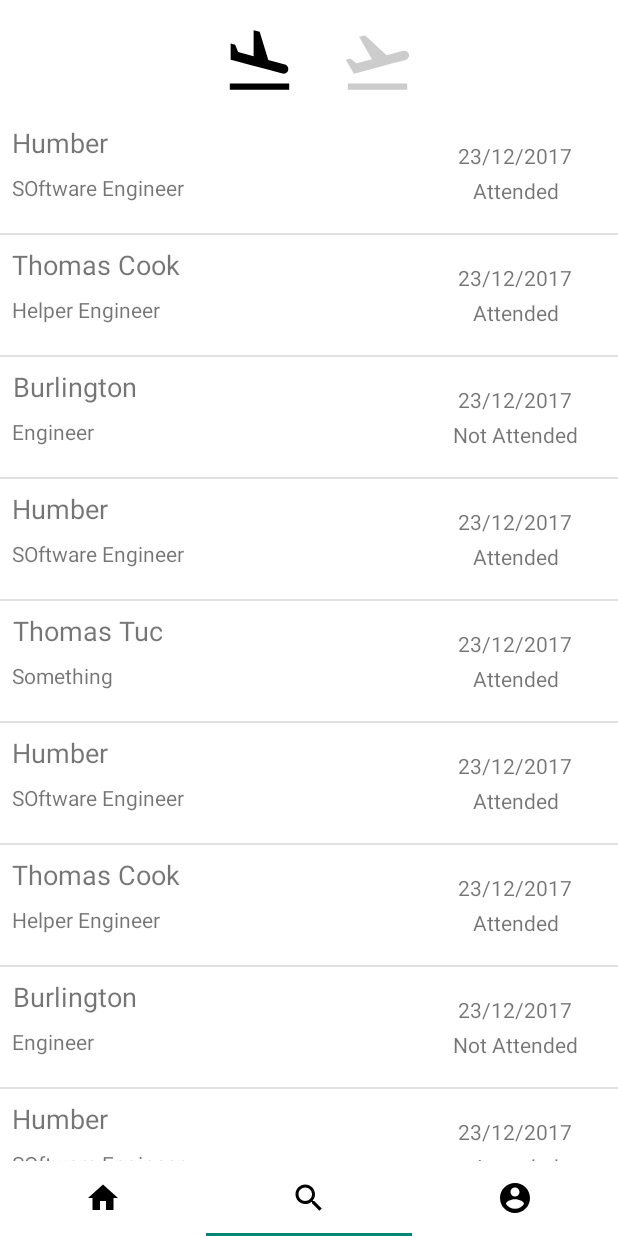
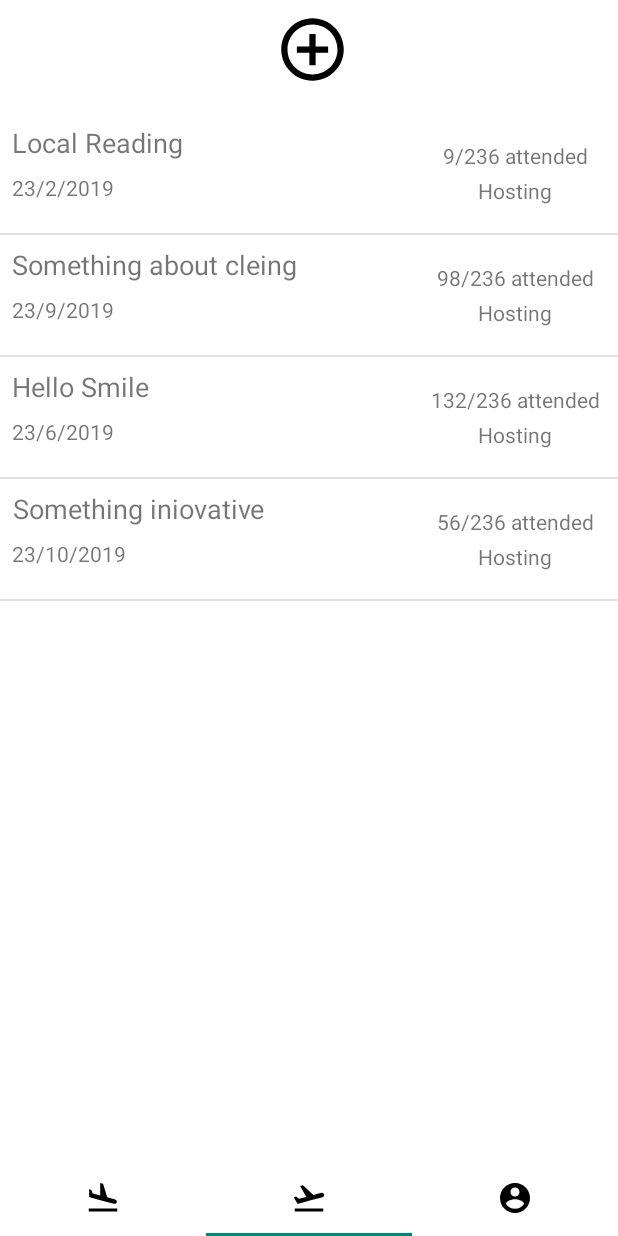
Before and after one commit to ahmedk2/VolunteerHub, an Android app: the screen it shows after launch (MainActivity), on a phone screen of 412 x 824 dp. Run offline under Robolectric (Android 15) with nearby library versions, the phone set to English and light mode, and no system bars; 1 statement that could not run was skipped.

Commit message:
future events made for company

```diff
--- a/app/src/main/java/adjktp/volunteerhub/Adapters/FragmentAdapter.java
+++ b/app/src/main/java/adjktp/volunteerhub/Adapters/FragmentAdapter.java
@@ -6,6 +6,7 @@ import android.support.v4.app.FragmentManager;
 import android.support.v4.app.FragmentPagerAdapter;
 
 import adjktp.volunteerhub.Fragments.LeftFragment;
+import adjktp.volunteerhub.Fragments.MiddleFragment;
 
 
 public class FragmentAdapter extends FragmentPagerAdapter {
@@ -20,7 +21,7 @@ public class FragmentAdapter extends FragmentPagerAdapter {
         if (position == 0) {
             return new LeftFragment();
         } else if (position == 1) {
-            return new LeftFragment();
+            return new MiddleFragment();
 
         } else {
             return new LeftFragment();
--- a/app/src/main/java/adjktp/volunteerhub/Adapters/VolunteerOpportunityAdapter.java
+++ b/app/src/main/java/adjktp/volunteerhub/Adapters/VolunteerOpportunityAdapter.java
@@ -10,9 +10,11 @@ import android.widget.ArrayAdapter;
 import android.widget.TextView;
 
 import java.util.ArrayList;
+import java.util.Random;
 
 import adjktp.volunteerhub.CustomObjectClasses.VolunteerOpportunity;
 import adjktp.volunteerhub.R;
+import adjktp.volunteerhub.SQLiteFiles.DatabaseHelper;
 
 import static android.content.Context.LAYOUT_INFLATER_SERVICE;
 
@@ -32,16 +34,40 @@ public class VolunteerOpportunityAdapter extends ArrayAdapter {
             convertView = LayoutInflater.from(getContext()).inflate(R.layout.list_item_volunteer_opportunity, parent, false);
         }
 
+        DatabaseHelper dbHelper = new DatabaseHelper(getContext());
+        if (dbHelper.getValue("userIsVolunteer") == "1") {
+            // set ui for volunteer
             // set ui elements
             ((TextView) convertView.findViewById(R.id.tvBigLeft)).setText(currentOpportunity.getCompanyName());
-        ((TextView) convertView.findViewById(R.id.tvSmallLeft)).setText(currentOpportunity.getmPosition());
+            ((TextView) convertView.findViewById(R.id.tvSmallLeft)).setText(currentOpportunity.getPosition());
             ((TextView) convertView.findViewById(R.id.tvSmallRightTop)).setText(currentOpportunity.getDate());
-        if (currentOpportunity.getAttended()) {
+            if (currentOpportunity.getAttended() == 1) {
                 ((TextView) convertView.findViewById(R.id.tvSmallRightBottom)).setText("Attended");
+            } else if (currentOpportunity.getAttended() == 0) {
+                ((TextView) convertView.findViewById(R.id.tvSmallRightBottom)).setText("Attending");
             } else {
                 ((TextView) convertView.findViewById(R.id.tvSmallRightBottom)).setText("Not Attended");
+            }
+
+        }else {
+            // set ui for company
+            // TODO: remove for prod
+            Random random = new Random();
+            ((TextView) convertView.findViewById(R.id.tvBigLeft)).setText(currentOpportunity.getEventName());
+            ((TextView) convertView.findViewById(R.id.tvSmallLeft)).setText(currentOpportunity.getDate());
+            ((TextView) convertView.findViewById(R.id.tvSmallRightTop)).setText(currentOpportunity.getNumberOfattendees() + "/"+ random.nextInt(500) + " attended");
+            if (currentOpportunity.getAttended() == 1) {
+                ((TextView) convertView.findViewById(R.id.tvSmallRightBottom)).setText("Hosted");
+            } else if (currentOpportunity.getAttended() == 0) {
+                ((TextView) convertView.findViewById(R.id.tvSmallRightBottom)).setText("Hosting");
+            } else {
+                ((TextView) convertView.findViewById(R.id.tvSmallRightBottom)).setText("Not Hosted");
 
             }
+
+        }
+
+
 
         return convertView;
     }
--- a/app/src/main/java/adjktp/volunteerhub/CustomObjectClasses/VolunteerOpportunity.java
+++ b/app/src/main/java/adjktp/volunteerhub/CustomObjectClasses/VolunteerOpportunity.java
@@ -2,13 +2,21 @@ package adjktp.volunteerhub.CustomObjectClasses;
 
 public class VolunteerOpportunity {
 
-    private String mPosition, mCompanyName, mLocation, mJobDescription, mDate;
+    private String mEventName, mPosition, mCompanyName, mLocation, mJobDescription, mDate;
     private double mDuration;
-    private boolean mAttended;
+    private int mAttended, mNumberOfAttendees;
+
+    /**
+     * date = dd/mm/yyyy
+     * location = 2323 some str, city, on, ca
+     * duration: x hours
+     * attended => -1: did not attend/event cancelled, 0: attending/hosting, 1: attended/hosted
+     */
 
     public VolunteerOpportunity() { }
 
-    public VolunteerOpportunity(String position, double duration, String date,String companyName, String location, String jobDescription, boolean attended) {
+    public VolunteerOpportunity(String eventName, String position, double duration, String date,String companyName, String location, String jobDescription, int attended, int numberOfAttendees) {
+        mEventName = eventName;
         mPosition = position;
         mDuration = duration;
         mDate = date;
@@ -16,17 +24,26 @@ public class VolunteerOpportunity {
         mLocation = location;
         mJobDescription = jobDescription;
         mAttended = attended;
+        mNumberOfAttendees = numberOfAttendees;
     }
 
     // TODO: remove after testing
-    public VolunteerOpportunity(String companyName, String position , String date, boolean attended) {
+    public VolunteerOpportunity(String companyName, String position , String date, int attended) {
         mCompanyName = companyName;
         mPosition = position;
         mDate = date;
         mAttended = attended;
     }
 
-    public String getmPosition() {
+    // TODO: remove after testing
+    public VolunteerOpportunity(String eventName, String date , int hosted, int numberOfAttendees) {
+        mEventName = eventName;
+        mDate = date;
+        mAttended = hosted;
+        mNumberOfAttendees = numberOfAttendees;
+    }
+
+    public String getPosition() {
         return mPosition;
     }
 
@@ -74,11 +91,27 @@ public class VolunteerOpportunity {
         this.mDuration = mDuration;
     }
 
-    public boolean getAttended() {
+    public int getAttended() {
         return mAttended;
     }
 
-    public void setAttended(boolean mAttended) {
+    public void setAttended(int mAttended) {
         this.mAttended = mAttended;
     }
+
+    public void setEventName(String eventName) {
+        mEventName = eventName;
+    }
+
+    public String getEventName() {
+        return mEventName;
+    }
+
+    public void setNumberOfAttendees(int numberOfAttendees) {
+        mNumberOfAttendees = numberOfAttendees;
+    }
+
+    public int getNumberOfattendees() {
+        return mNumberOfAttendees;
+    }
 }
--- a/app/src/main/java/adjktp/volunteerhub/Fragments/LeftFragment.java
+++ b/app/src/main/java/adjktp/volunteerhub/Fragments/LeftFragment.java
@@ -9,10 +9,12 @@ import android.widget.ImageView;
 import android.widget.ListView;
 
 import java.util.ArrayList;
+import java.util.List;
 
 import adjktp.volunteerhub.Adapters.VolunteerOpportunityAdapter;
 import adjktp.volunteerhub.CustomObjectClasses.VolunteerOpportunity;
 import adjktp.volunteerhub.R;
+import adjktp.volunteerhub.SQLiteFiles.DatabaseHelper;
 
 public class LeftFragment extends Fragment {
 
@@ -30,17 +32,25 @@ public class LeftFragment extends Fragment {
         // Inflate the layout for this fragment
         rootView = inflater.inflate(R.layout.fragment_left, container, false);
 
+        // find ouot user type
+        DatabaseHelper dbHelper = new DatabaseHelper(getContext());
+        if (dbHelper.getValue("userIsVolunteer") == "1") {
+            // make ui for volunteer
+            //createUIForVolunteer()
+            startListenersForVolunteer();
 
+        }else {
+            // make ui for company
+            createUIForCompany();
 
+        }
 
-
-        startListeners();
         rootView.findViewById(R.id.btnPastEvents).callOnClick();
 
         return rootView;
     }
 
-    private void startListeners() {
+    private void startListenersForVolunteer() {
         // show past events
         rootView.findViewById(R.id.btnPastEvents).setOnClickListener(new View.OnClickListener() {
             @Override
@@ -52,26 +62,26 @@ public class LeftFragment extends Fragment {
 
                 // TODO: remove after testing
                 ArrayList<VolunteerOpportunity> opportunities = new ArrayList<>();
-                opportunities.add(new VolunteerOpportunity("Humber", "SOftware Engineer", "23/12/2017", true));
-                opportunities.add(new VolunteerOpportunity("Thomas Cook", "Helper Engineer", "23/12/2017", true));
-                opportunities.add(new VolunteerOpportunity("Burlington", "Engineer", "23/12/2017", false));
-                opportunities.add(new VolunteerOpportunity("Humber", "SOftware Engineer", "23/12/2017", true));
-                opportunities.add(new VolunteerOpportunity("Thomas Tuc", "Something ", "23/12/2017", true));
-                opportunities.add(new VolunteerOpportunity("Humber", "SOftware Engineer", "23/12/2017", true));
-                opportunities.add(new VolunteerOpportunity("Thomas Cook", "Helper Engineer", "23/12/2017", true));
-                opportunities.add(new VolunteerOpportunity("Burlington", "Engineer", "23/12/2017", false));
-                opportunities.add(new VolunteerOpportunity("Humber", "SOftware Engineer", "23/12/2017", true));
-                opportunities.add(new VolunteerOpportunity("Thomas Tuc", "Something ", "23/12/2017", true));
-                opportunities.add(new VolunteerOpportunity("Humber", "SOftware Engineer", "23/12/2017", true));
-                opportunities.add(new VolunteerOpportunity("Thomas Cook", "Helper Engineer", "23/12/2017", true));
-                opportunities.add(new VolunteerOpportunity("Burlington", "Engineer", "23/12/2017", false));
-                opportunities.add(new VolunteerOpportunity("Humber", "SOftware Engineer", "23/12/2017", true));
-                opportunities.add(new VolunteerOpportunity("Thomas Tuc", "Something ", "23/12/2017", true));
-                opportunities.add(new VolunteerOpportunity("Humber", "SOftware Engineer", "23/12/2017", true));
-                opportunities.add(new VolunteerOpportunity("Thomas Cook", "Helper Engineer", "23/12/2017", true));
-                opportunities.add(new VolunteerOpportunity("Burlington", "Engineer", "23/12/2017", false));
-                opportunities.add(new VolunteerOpportunity("Humber", "SOftware Engineer", "23/12/2017", true));
-                opportunities.add(new VolunteerOpportunity("Thomas Tuc", "Something ", "23/12/2017", true));
+                opportunities.add(new VolunteerOpportunity("Humber", "SOftware Engineer", "23/12/2017", 1));
+                opportunities.add(new VolunteerOpportunity("Thomas Cook", "Helper Engineer", "23/12/2017", 1));
+                opportunities.add(new VolunteerOpportunity("Burlington", "Engineer", "23/12/2017", 1));
+                opportunities.add(new VolunteerOpportunity("Humber", "SOftware Engineer", "23/12/2017", 0));
+                opportunities.add(new VolunteerOpportunity("Thomas Tuc", "Something ", "23/12/2017", 1));
+                opportunities.add(new VolunteerOpportunity("Humber", "SOftware Engineer", "23/12/2017", 0));
+                opportunities.add(new VolunteerOpportunity("Thomas Cook", "Helper Engineer", "23/12/2017", 1));
+                opportunities.add(new VolunteerOpportunity("Burlington", "Engineer", "23/12/2017", 1));
+                opportunities.add(new VolunteerOpportunity("Humber", "SOftware Engineer", "23/12/2017", 1));
+                opportunities.add(new VolunteerOpportunity("Thomas Tuc", "Something ", "23/12/2017", 1));
+                opportunities.add(new VolunteerOpportunity("Humber", "SOftware Engineer", "23/12/2017", 1));
+                opportunities.add(new VolunteerOpportunity("Thomas Cook", "Helper Engineer", "23/12/2017", 1));
+                opportunities.add(new VolunteerOpportunity("Burlington", "Engineer", "23/12/2017", 1));
+                opportunities.add(new VolunteerOpportunity("Humber", "SOftware Engineer", "23/12/2017", 1));
+                opportunities.add(new VolunteerOpportunity("Thomas Tuc", "Something ", "23/12/2017", 1));
+                opportunities.add(new VolunteerOpportunity("Humber", "SOftware Engineer", "23/12/2017", 0));
+                opportunities.add(new VolunteerOpportunity("Thomas Cook", "Helper Engineer", "23/12/2017", 0));
+                opportunities.add(new VolunteerOpportunity("Burlington", "Engineer", "23/12/2017", 0));
+                opportunities.add(new VolunteerOpportunity("Humber", "SOftware Engineer", "23/12/2017", 1));
+                opportunities.add(new VolunteerOpportunity("Thomas Tuc", "Something ", "23/12/2017", 0));
 
                 VolunteerOpportunityAdapter volunteerOpportunityAdapter = new VolunteerOpportunityAdapter(getContext(), opportunities);
 
@@ -91,10 +101,10 @@ public class LeftFragment extends Fragment {
 
                 // TODO: remove after testing
                 ArrayList<VolunteerOpportunity> opportunities = new ArrayList<>();
-                opportunities.add(new VolunteerOpportunity("Thomas Cook", "Helper Engineer", "23/12/2017", true));
-                opportunities.add(new VolunteerOpportunity("Burlington", "Engineer", "23/12/2017", false));
-                opportunities.add(new VolunteerOpportunity("Humber", "SOftware Engineer", "23/12/2017", true));
-                opportunities.add(new VolunteerOpportunity("Thomas Tuc", "Something ", "23/12/2017", true));
+                opportunities.add(new VolunteerOpportunity("Thomas Cook", "Helper Engineer", "23/12/2017", 0));
+                opportunities.add(new VolunteerOpportunity("Burlington", "Engineer", "23/12/2017", 0));
+                opportunities.add(new VolunteerOpportunity("Humber", "SOftware Engineer", "23/12/2017", 0));
+                opportunities.add(new VolunteerOpportunity("Thomas Tuc", "Something ", "23/12/2017", 0));
 
                 VolunteerOpportunityAdapter volunteerOpportunityAdapter = new VolunteerOpportunityAdapter(getContext(), opportunities);
                 lvPastOpportunities.setAdapter(volunteerOpportunityAdapter);
@@ -102,5 +112,21 @@ public class LeftFragment extends Fragment {
         });
     }
 
+    private void createUIForCompany() {
+        ArrayList<VolunteerOpportunity> opportunities = new ArrayList<>();
+        opportunities.add(new VolunteerOpportunity("Lg", "23/6/2019", 1, 132));
+        opportunities.add(new VolunteerOpportunity("Local Reading", "23/2/2019", 1, 9));
+        opportunities.add(new VolunteerOpportunity("Act", "23/9/2019", -1, 98));
+        opportunities.add(new VolunteerOpportunity("Local Reading", "23/2/2019", -1, 9));
+        opportunities.add(new VolunteerOpportunity("Act", "23/9/2019", 1, 98));
+        opportunities.add(new VolunteerOpportunity("Lg", "23/6/2019", 1, 132));
+        opportunities.add(new VolunteerOpportunity("Something iniovative", "23/10/2019", -1, 56));
+
+
+        ListView employerPastEvents = rootView.findViewById(R.id.lvPastOpportunitiesList);
+        VolunteerOpportunityAdapter adapter = new VolunteerOpportunityAdapter(getContext(), opportunities);
+        employerPastEvents.setAdapter(adapter);
+    }
+
 
 }
--- /dev/null
+++ b/app/src/main/java/adjktp/volunteerhub/Fragments/MiddleFragment.java
@@ -0,0 +1,59 @@
+package adjktp.volunteerhub.Fragments;
+
+import android.content.Context;
+import android.net.Uri;
+import android.os.Bundle;
+import android.support.annotation.Nullable;
+import android.support.v4.app.Fragment;
+import android.view.LayoutInflater;
+import android.view.View;
+import android.view.ViewGroup;
+import android.widget.ListView;
+
+import java.util.ArrayList;
+
+import adjktp.volunteerhub.Adapters.VolunteerOpportunityAdapter;
+import adjktp.volunteerhub.CustomObjectClasses.VolunteerOpportunity;
+import adjktp.volunteerhub.R;
+import adjktp.volunteerhub.SQLiteFiles.DatabaseHelper;
+
+public class MiddleFragment extends Fragment {
+
+    // widgets
+    private View rootView;
+
+    public MiddleFragment() {
+        // Required empty public constructor
+    }
+
+    @Nullable
+    @Override
+    public View onCreateView(LayoutInflater inflater, @Nullable ViewGroup container, @Nullable Bundle savedInstanceState) {
+        rootView = LayoutInflater.from(getContext()).inflate(R.layout.fragment_left, container, false);
+
+        DatabaseHelper dbHelper = new DatabaseHelper(getContext());
+        if (dbHelper.getValue("userIsVolunteer") == "1") {
+            // design ui for volunteer
+
+
+        } else {
+            // design ui for company: pull in future events
+            createUIForCompany();
+        }
+
+        return rootView;
+    }
+
+    private void createUIForCompany() {
+        ArrayList<VolunteerOpportunity> opportunities = new ArrayList<>();
+        opportunities.add(new VolunteerOpportunity("Local Reading", "23/2/2019", 0, 9));
+        opportunities.add(new VolunteerOpportunity("Something about cleing", "23/9/2019", 0, 98));
+        opportunities.add(new VolunteerOpportunity("Hello Smile", "23/6/2019", 0, 132));
+        opportunities.add(new VolunteerOpportunity("Something iniovative", "23/10/2019", 0, 56));
+
+
+        ListView employerPastEvents = rootView.findViewById(R.id.lvPastOpportunitiesList);
+        VolunteerOpportunityAdapter adapter = new VolunteerOpportunityAdapter(getContext(), opportunities);
+        employerPastEvents.setAdapter(adapter);
+    }
+}
--- a/app/src/main/java/adjktp/volunteerhub/MainActivity.java
+++ b/app/src/main/java/adjktp/volunteerhub/MainActivity.java
@@ -1,16 +1,13 @@
 package adjktp.volunteerhub;
 
-import android.database.sqlite.SQLiteConstraintException;
 import android.support.design.widget.TabLayout;
 import android.support.v4.view.ViewPager;
 import android.support.v7.app.AppCompatActivity;
 import android.os.Bundle;
-import android.util.Log;
 import android.view.WindowManager;
 
 import adjktp.volunteerhub.Adapters.FragmentAdapter;
 import adjktp.volunteerhub.SQLiteFiles.DatabaseHelper;
-import adjktp.volunteerhub.SQLiteFiles.LocalStorageDB;
 
 public class MainActivity extends AppCompatActivity {
 
@@ -38,9 +35,8 @@ public class MainActivity extends AppCompatActivity {
 
         mTabLayout = findViewById(R.id.nav_bar);
         mTabLayout.setupWithViewPager(mViewPager);
-        mTabLayout.getTabAt(0).setIcon(getDrawable(R.drawable.ic_home_black_24dp));
-        mTabLayout.getTabAt(1).setIcon(getDrawable(R.drawable.ic_search_black_24dp));
-        mTabLayout.getTabAt(2).setIcon(getDrawable(R.drawable.ic_account_circle_black_24dp));
+        setTabLayoutBasedOnTypeUser();
+
         mTabLayout.addOnTabSelectedListener(new TabLayout.OnTabSelectedListener() {
             @Override
             public void onTabSelected(TabLayout.Tab tab) {
@@ -71,21 +67,35 @@ public class MainActivity extends AppCompatActivity {
         });
         mViewPager.setCurrentItem(1);
 
-        DatabaseHelper dbhelper = new DatabaseHelper(this);
-        long id = dbhelper.insertValue("userIsVolunteer", "1");
-        if (id <= 0) {
-            Log.e("sdsd", " INSERTION FAIL");
-        } else {
-            Log.e("sdsd", " INSERTION SUCCESS");
+//        DatabaseHelper dbhelper = new DatabaseHelper(this);
+//        long id = dbhelper.insertValue("userIsVolunteer", "1");
+//        if (id <= 0) {
+//            Log.e("sdsd", " INSERTION FAIL");
+//        } else {
+//            Log.e("sdsd", " INSERTION SUCCESS");
+//        }
+//
+//        Log.e("should be 1", ""+dbhelper.getValue("userIsVolunteer"));
+//        dbhelper.updateValue("userIsVolunteer", "0");
+//        Log.e("should be 0", ""+dbhelper.getValue("userIsVolunteer"));
+
+    }
+
+    private void setTabLayoutBasedOnTypeUser() {
+        DatabaseHelper dbHelper = new DatabaseHelper(this);
+        if (dbHelper.getValue("userIsVolunteer") == "1") {
+            // set up volunteer account
+            mTabLayout.getTabAt(0).setIcon(getDrawable(R.drawable.ic_home_black_24dp));
+            mTabLayout.getTabAt(1).setIcon(getDrawable(R.drawable.ic_search_black_24dp));
+            mTabLayout.getTabAt(2).setIcon(getDrawable(R.drawable.ic_account_circle_black_24dp));
+        }else {
+            mTabLayout.getTabAt(0).setIcon(getDrawable(R.drawable.ic_past_events_black_24dp));
+            mTabLayout.getTabAt(1).setIcon(getDrawable(R.drawable.ic_future_events_black_24dp));
+            mTabLayout.getTabAt(2).setIcon(getDrawable(R.drawable.ic_account_circle_black_24dp));
         }
-
-        Log.e("should be 1", ""+dbhelper.getValue("userIsVolunteer"));
-        dbhelper.updateValue("userIsVolunteer", "0");
-        Log.e("should be 0", ""+dbhelper.getValue("userIsVolunteer"));
 
     }
 
 
 
-
 }
--- /dev/null
+++ b/app/src/main/res/drawable/ic_add_circle_outline_black_24dp.xml
@@ -0,0 +1,4 @@
+<vector android:height="50dp" android:viewportHeight="24.0"
+    android:viewportWidth="24.0" android:width="50dp" xmlns:android="http://schemas.android.com/apk/res/android">
+    <path android:fillColor="#FF000000" android:pathData="M13,7h-2v4L7,11v2h4v4h2v-4h4v-2h-4L13,7zM12,2C6.48,2 2,6.48 2,12s4.48,10 10,10 10,-4.48 10,-10S17.52,2 12,2zM12,20c-4.41,0 -8,-3.59 -8,-8s3.59,-8 8,-8 8,3.59 8,8 -3.59,8 -8,8z"/>
+</vector>
--- a/app/src/main/res/layout/fragment_left.xml
+++ b/app/src/main/res/layout/fragment_left.xml
@@ -17,14 +17,23 @@
             android:layout_margin="8dp"
             android:layout_width="75dp"
             android:layout_height="50dp"
-            android:src="@drawable/ic_past_events_black_24dp"/>
+            android:src="@drawable/ic_past_events_black_24dp"
+            android:visibility="invisible"/>
+
+        <ImageView
+            android:layout_width="75dp"
+            android:layout_height="50dp"
+            android:visibility="visible"
+            android:src="@drawable/ic_add_circle_outline_black_24dp"
+            />
 
         <ImageView
             android:id="@+id/btnFutureEvents"
             android:layout_margin="8dp"
-            android:layout_width="50dp"
+            android:layout_width="70dp"
             android:layout_height="50dp"
-            android:src="@drawable/ic_future_events_black_24dp"/>
+            android:src="@drawable/ic_future_events_black_24dp"
+            android:visibility="invisible"/>
 
     </LinearLayout>
 
```
Also changed, not shown: app/src/main/res/layout/fragment_middle.xml (added, +14 -0 lines). Lines whose indentation alone changed are shown as unchanged.
